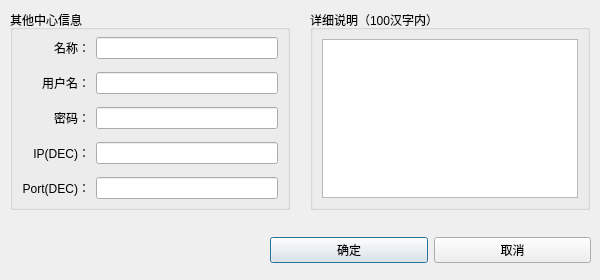
First picture: the form in widget/dialog/add_center_dialog.ui, repository yanghang8612/SMAMMainUI, before the edit.
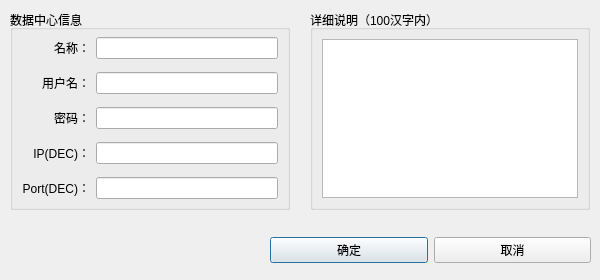
Second picture: the form after the edit.

Diff of the .ui file:
```diff
--- a/widget/dialog/add_center_dialog.ui
+++ b/widget/dialog/add_center_dialog.ui
@@ -58,7 +58,7 @@
     </rect>
    </property>
    <property name="title">
-    <string>其他中心信息</string>
+    <string>数据中心信息</string>
    </property>
    <layout class="QGridLayout" name="gridLayout">
     <property name="topMargin">
```
